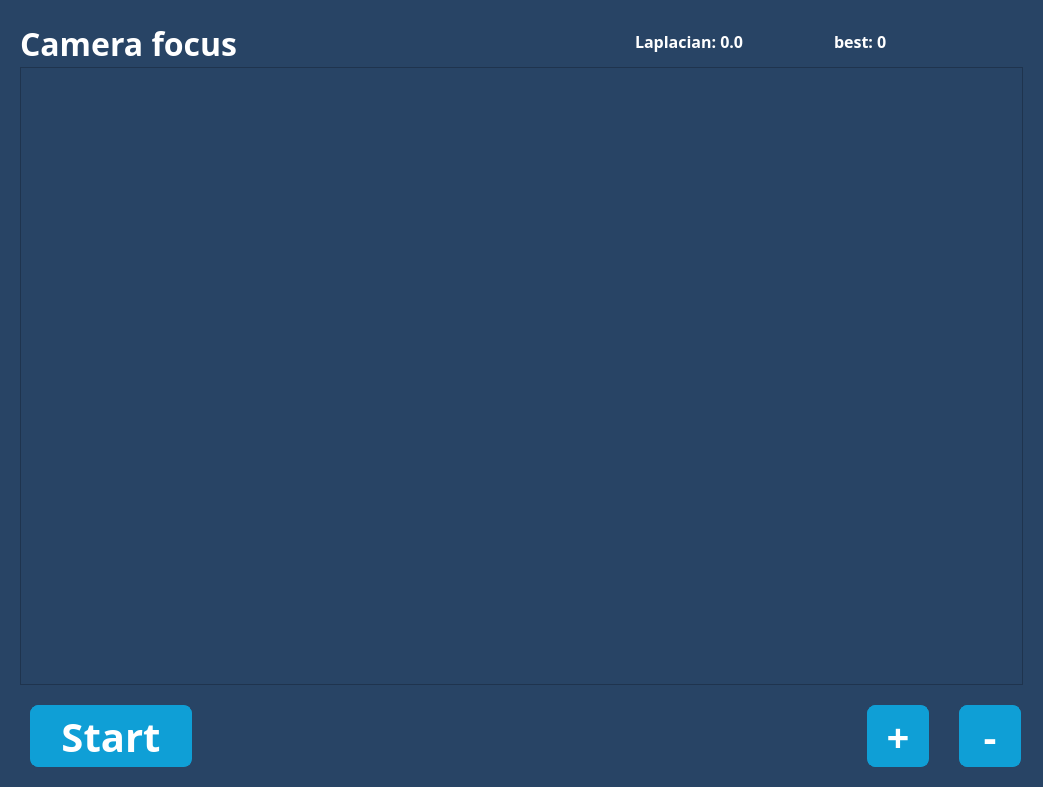
First picture: the form in UI_PylonCam.ui, repository DimaRU/PylonCam, before the edit.
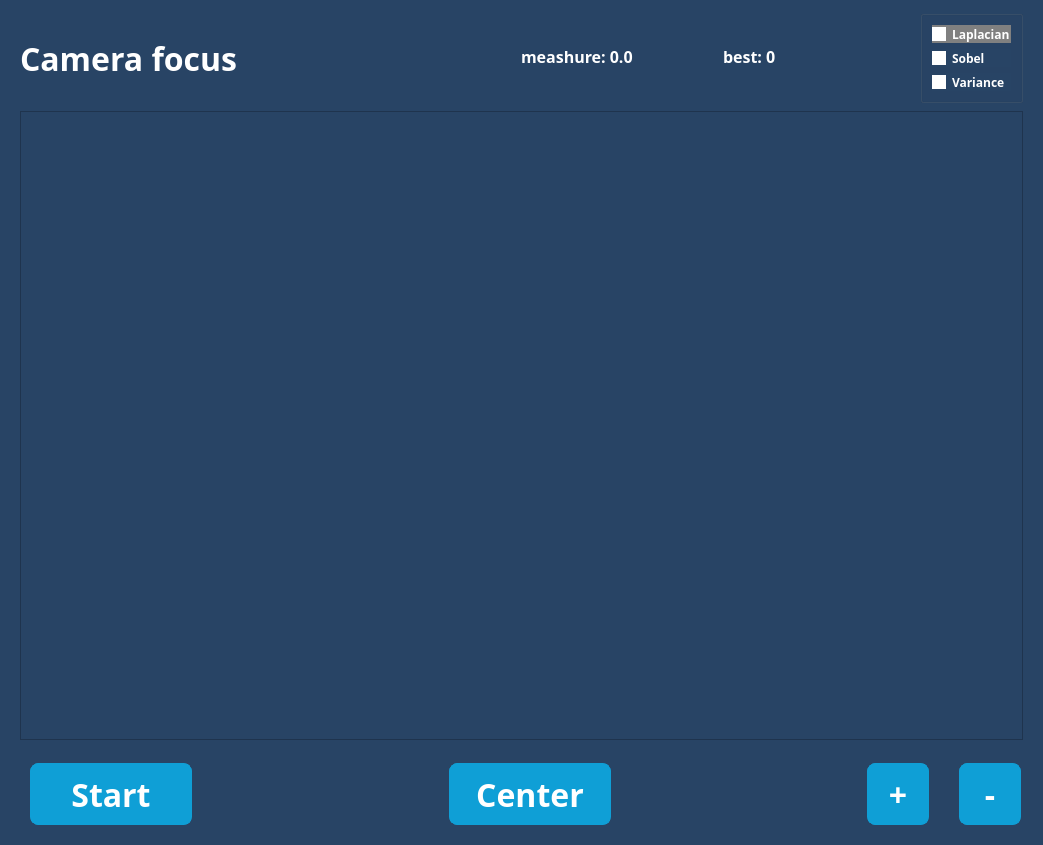
Second picture: the form after the edit.

Commit message: Zoom, scroll, select measure method

Patch:
```diff
--- a/UI_PylonCam.ui
+++ b/UI_PylonCam.ui
@@ -7,7 +7,7 @@
     <x>0</x>
     <y>0</y>
     <width>1043</width>
-    <height>787</height>
+    <height>845</height>
    </rect>
   </property>
   <property name="minimumSize">
@@ -25,13 +25,13 @@
   <widget class="QWidget" name="centralwidget">
    <layout class="QVBoxLayout" name="verticalLayout">
     <property name="spacing">
-     <number>5</number>
+     <number>8</number>
     </property>
     <property name="leftMargin">
      <number>20</number>
     </property>
     <property name="topMargin">
-     <number>20</number>
+     <number>10</number>
     </property>
     <property name="rightMargin">
      <number>20</number>
@@ -110,7 +110,7 @@
 border: 1px solid transparent;</string>
           </property>
           <property name="text">
-           <string>Laplacian: 0.0</string>
+           <string>meashure: 0.0</string>
           </property>
           <property name="alignment">
            <set>Qt::AlignLeading|Qt::AlignLeft|Qt::AlignVCenter</set>
@@ -155,14 +155,77 @@
         </item>
        </layout>
       </item>
+      <item>
+       <widget class="QGroupBox" name="groupBox">
+        <property name="styleSheet">
+         <string notr="true">QRadioButton {
+  font-family: Rubik;
+  font-style: normal;
+  font-weight: 500;  color: white;
+}
+QRadioButton::indicator {
+  color: white;
+
+//  width:               10px;
+//  height:              10px;
+//   border-radius: 7px;
+}
+QRadioButton::indicator:checked {
+  color: white;
+   background-color: white;
+// ;   border:                 2px solid white;
+}
+QRadioButton::indicator:unchecked {
+   background-color:  white;
+// ;   border:                 2px solid white;
+}
+QRadioButton:checked{
+    background-color: gray;
+}
+
+QRadioButton:unchecked{
+//   background-color: black;
+}</string>
+        </property>
+        <property name="title">
+         <string/>
+        </property>
+        <layout class="QVBoxLayout" name="verticalLayout_2">
+         <item>
+          <widget class="QRadioButton" name="laplacianButton">
+           <property name="text">
+            <string>Laplacian</string>
+           </property>
+           <property name="checked">
+            <bool>true</bool>
+           </property>
+          </widget>
+         </item>
+         <item>
+          <widget class="QRadioButton" name="sobelButton">
+           <property name="text">
+            <string>Sobel</string>
+           </property>
+          </widget>
+         </item>
+         <item>
+          <widget class="QRadioButton" name="varianceButton">
+           <property name="text">
+            <string>Variance</string>
+           </property>
+          </widget>
+         </item>
+        </layout>
+       </widget>
+      </item>
      </layout>
     </item>
     <item>
      <widget class="QScrollArea" name="scrollArea">
       <property name="widgetResizable">
-       <bool>true</bool>
+       <bool>false</bool>
       </property>
-      <widget class="QWidget" name="scrollAreaWidgetContents">
+      <widget class="QLabel" name="imageLabel">
        <property name="geometry">
         <rect>
          <x>0</x>
@@ -171,30 +234,15 @@
          <height>612</height>
         </rect>
        </property>
-       <layout class="QHBoxLayout" name="horizontalLayout_2">
-        <property name="spacing">
-         <number>0</number>
-        </property>
-        <property name="leftMargin">
-         <number>0</number>
-        </property>
-        <property name="topMargin">
-         <number>0</number>
-        </property>
-        <property name="rightMargin">
-         <number>0</number>
-        </property>
-        <property name="bottomMargin">
-         <number>0</number>
-        </property>
-        <item>
-         <widget class="QLabel" name="imageLabel">
-          <property name="text">
-           <string/>
-          </property>
-         </widget>
-        </item>
-       </layout>
+       <property name="sizePolicy">
+        <sizepolicy hsizetype="Ignored" vsizetype="Ignored">
+         <horstretch>0</horstretch>
+         <verstretch>0</verstretch>
+        </sizepolicy>
+       </property>
+       <property name="scaledContents">
+        <bool>true</bool>
+       </property>
       </widget>
      </widget>
     </item>
@@ -229,7 +277,7 @@
 font-family: Rubik;
 font-style: normal;
 font-weight: 500;
-font-size: 40px;
+font-size: 32px;
 opacity: 0.94;
 height: 60px;
 width: 60px;
@@ -294,10 +342,6 @@
           </property>
           <property name="styleSheet">
            <string notr="true">QPushButton {
-font-family: Rubik;
-font-style: normal;
-font-weight: 500;
-font-size: 40px;
 opacity: 0.94;
 max-width: 160px;
 max-height: 60px;
@@ -319,6 +363,56 @@
           </property>
          </widget>
         </item>
+        <item>
+         <spacer name="horizontalSpacer_3">
+          <property name="orientation">
+           <enum>Qt::Horizontal</enum>
+          </property>
+          <property name="sizeHint" stdset="0">
+           <size>
+            <width>40</width>
+            <height>20</height>
+           </size>
+          </property>
+         </spacer>
+        </item>
+        <item>
+         <widget class="QPushButton" name="centerButton">
+          <property name="minimumSize">
+           <size>
+            <width>162</width>
+            <height>62</height>
+           </size>
+          </property>
+          <property name="maximumSize">
+           <size>
+            <width>62</width>
+            <height>62</height>
+           </size>
+          </property>
+          <property name="styleSheet">
+           <string notr="true">QPushButton {
+opacity: 0.94;
+max-width: 160px;
+max-height: 60px;
+min-width: 160px;
+min-height: 60px;
+}
+QPushButton:enabled { 
+color: #FFFFFF;
+background: #0F9FD6;
+border-radius: 8px;
+}
+</string>
+          </property>
+          <property name="text">
+           <string>Center</string>
+          </property>
+          <property name="flat">
+           <bool>false</bool>
+          </property>
+         </widget>
+        </item>
         <item>
          <spacer name="horizontalSpacer_2">
           <property name="orientation">
```
The commit also changes 7 other files.
